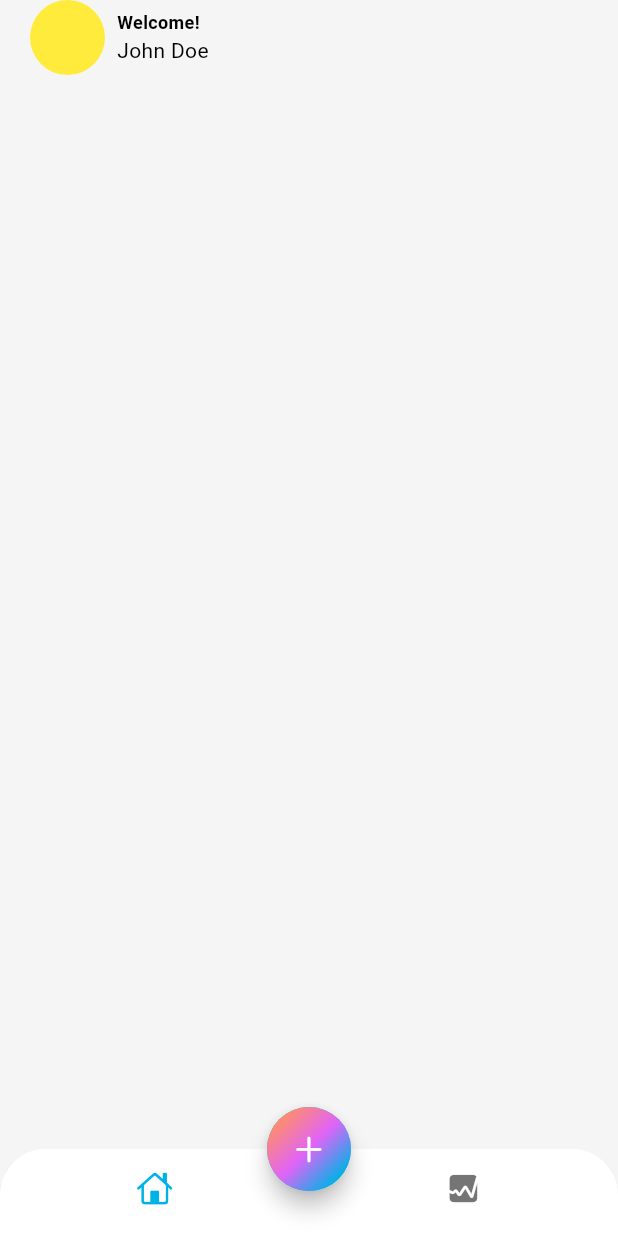
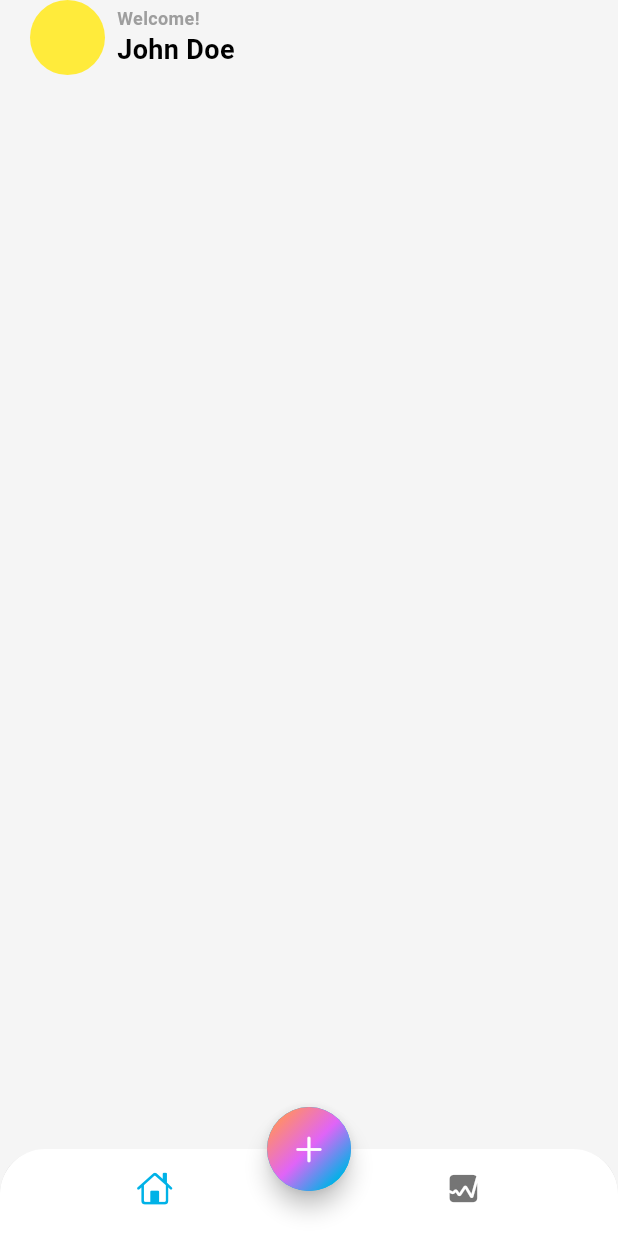
Before and after one commit to MuhammadHeikalFasya/expense_tracker_app, a Flutter app: the screen it shows after launch, on a phone screen of 412 x 824 dp. Run offline on Flutter 3.47's test engine with Material 3 defaults, Android fonts, the phone set to English and light mode, and no system bars.

Commit message:
Husni(mengatur font john Doe, tebal huruf di file main_screen.dart)

```diff
--- a/lib/app_view.dart
+++ b/lib/app_view.dart
@@ -15,7 +15,8 @@ class MyAppView extends StatelessWidget {
           onSurface: Colors.black,
           primary: const Color(0xFF00B2E7),
           secondary: const Color(0xFFE064F7),
-          tertiary: const Color(0xFFFF8D6C)
+          tertiary: const Color(0xFFFF8D6C),
+          outline: Colors.grey
         )
       ),
       home: const HomeScreen(),
--- a/lib/screens/home/views/main_screen.dart
+++ b/lib/screens/home/views/main_screen.dart
@@ -21,7 +21,7 @@ class MainScreen extends StatelessWidget {
                   ),
                 ),
                 const SizedBox(width: 8),
-                const Column(
+                Column(
                   crossAxisAlignment: CrossAxisAlignment.start,
                   children: [
                     Text(
@@ -29,9 +29,17 @@ class MainScreen extends StatelessWidget {
                       style: TextStyle(
                         fontSize: 12,
                         fontWeight: FontWeight.w600,
+                        color: Theme.of(context).colorScheme.outline
                       ),
                     ),
-                    Text("John Doe"),
+                    Text("John Doe",
+                    style: TextStyle(
+                        fontSize: 18,
+                        fontWeight: FontWeight.bold,
+                        color: Theme.of(context).colorScheme.onBackground
+                      ),
+                    ),
+
                   ],
                 ),
               ],
```
